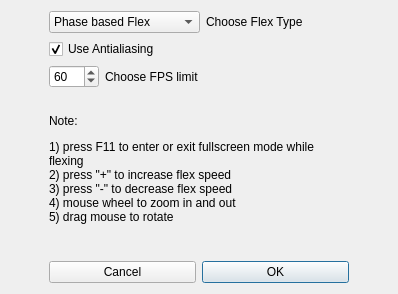
Above: FlexDialog.ui from Afomin01/Harmonograph before the change. Below: the same form after it.
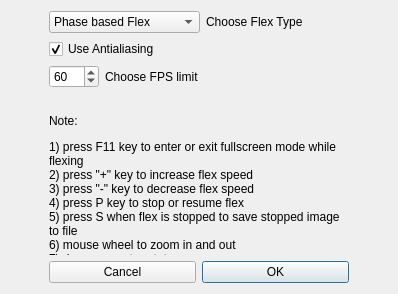
That is the form after the change.

Commit message: Added ability to pause flex and save image when flex is paused

```diff
--- a/FlexDialog.ui
+++ b/FlexDialog.ui
@@ -159,7 +159,7 @@
         </size>
        </property>
        <property name="text">
-        <string>&lt;html&gt;&lt;head/&gt;&lt;body&gt;&lt;p&gt;Note: &lt;/p&gt;&lt;p&gt;1) press F11 to enter or exit fullscreen mode while flexing&lt;br/&gt;2) press &amp;quot;+&amp;quot; to increase flex speed&lt;br/&gt;3) press &amp;quot;-&amp;quot; to decrease flex speed&lt;br/&gt;4) mouse wheel to zoom in and out&lt;br/&gt;5) drag mouse to rotate&lt;/p&gt;&lt;/body&gt;&lt;/html&gt;</string>
+        <string>&lt;html&gt;&lt;head/&gt;&lt;body&gt;&lt;p&gt;Note: &lt;/p&gt;&lt;p&gt;1) press F11 key to enter or exit fullscreen mode while flexing&lt;br/&gt;2) press &amp;quot;+&amp;quot; key to increase flex speed&lt;br/&gt;3) press &amp;quot;-&amp;quot; key to decrease flex speed&lt;br/&gt;4) press P key to stop or resume flex&lt;br/&gt;5) press S when flex is stopped to save stopped image to file&lt;br/&gt;6) mouse wheel to zoom in and out&lt;br/&gt;7) drag mouse to rotate&lt;/p&gt;&lt;/body&gt;&lt;/html&gt;</string>
        </property>
        <property name="alignment">
         <set>Qt::AlignLeading|Qt::AlignLeft|Qt::AlignVCenter</set>
```
The commit also changes 7 other files.
